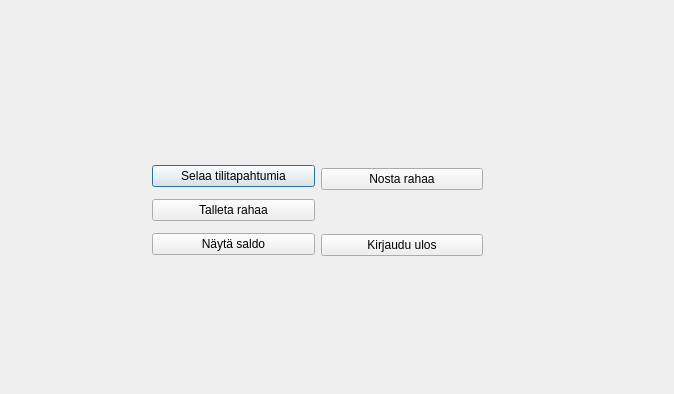
First picture: the form in QT_frontend/BankSimulEXE/main_window.ui, repository Kooalaa/BankSimul-project, before the edit.
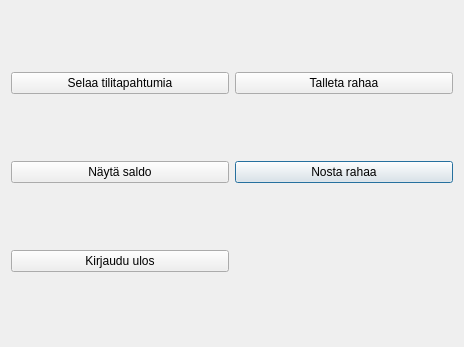
Second picture: the form after the edit.

```diff
--- a/QT_frontend/BankSimulEXE/main_window.ui
+++ b/QT_frontend/BankSimulEXE/main_window.ui
@@ -6,56 +6,43 @@
    <rect>
     <x>0</x>
     <y>0</y>
-    <width>674</width>
-    <height>394</height>
+    <width>464</width>
+    <height>347</height>
    </rect>
   </property>
   <property name="windowTitle">
    <string>Dialog</string>
   </property>
-  <widget class="QWidget" name="">
-   <property name="geometry">
-    <rect>
-     <x>152</x>
-     <y>135</y>
-     <width>331</width>
-     <height>151</height>
-    </rect>
-   </property>
-   <layout class="QGridLayout" name="gridLayout">
-    <item row="0" column="0" rowspan="2">
-     <layout class="QVBoxLayout" name="verticalLayout">
-      <item>
+  <layout class="QGridLayout" name="gridLayout_2">
+   <item row="1" column="1">
+    <widget class="QPushButton" name="Nosta_rahaa">
+     <property name="text">
+      <string>Nosta rahaa</string>
+     </property>
+    </widget>
+   </item>
+   <item row="0" column="0">
        <widget class="QPushButton" name="Selaa_tilitapahtumia">
         <property name="text">
          <string>Selaa tilitapahtumia</string>
         </property>
        </widget>
       </item>
-      <item>
+   <item row="0" column="1">
        <widget class="QPushButton" name="Talleta_rahaa">
         <property name="text">
          <string>Talleta rahaa</string>
         </property>
        </widget>
       </item>
-      <item>
+   <item row="1" column="0">
        <widget class="QPushButton" name="Nayta_saldo">
         <property name="text">
          <string>Näytä saldo</string>
         </property>
        </widget>
       </item>
-     </layout>
-    </item>
-    <item row="0" column="1">
-     <widget class="QPushButton" name="Nosta_rahaa">
-      <property name="text">
-       <string>Nosta rahaa</string>
-      </property>
-     </widget>
-    </item>
-    <item row="1" column="1">
+   <item row="2" column="0">
      <widget class="QPushButton" name="Kirjaudu_ulos">
       <property name="text">
        <string>Kirjaudu ulos</string>
@@ -63,7 +50,6 @@
      </widget>
     </item>
    </layout>
-  </widget>
  </widget>
  <resources/>
  <connections/>
```
Left out of the diff: 2 changed lines with no effect on the pictures. Lines whose indentation alone changed are shown as unchanged.
